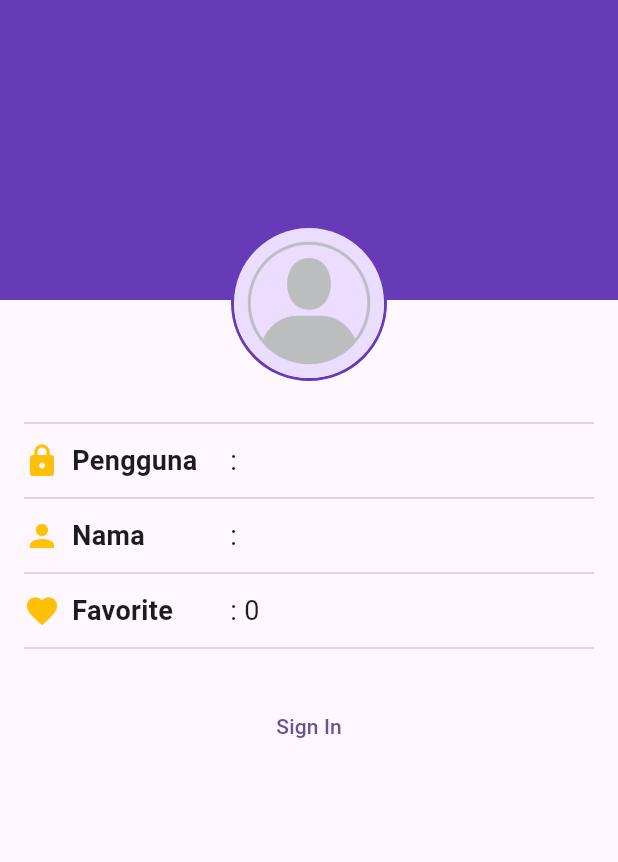
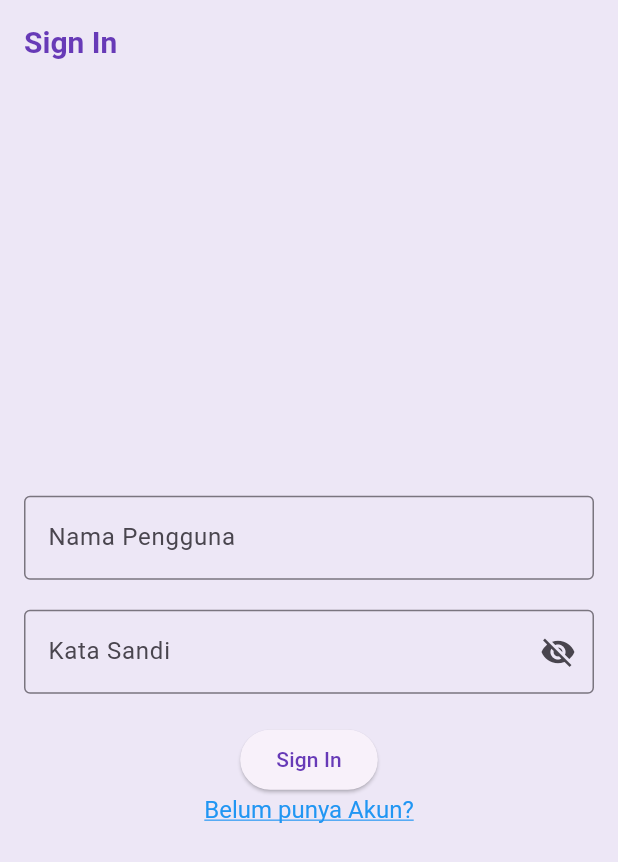
Before and after one commit to Stephen1303/prj_wisatacandi_si51w, a Flutter app: the screen it shows after launch, on a phone screen of 412 x 824 dp. Shown: the top 862 px of the screen. Run offline on Flutter 3.47's test engine with Material 3 defaults, Android fonts, the phone set to English and light mode, and no system bars.

Commit message:
Sign In Screen
Create SignIn Screen

```diff
--- a/lib/main.dart
+++ b/lib/main.dart
@@ -2,6 +2,7 @@
 import 'package:prj_wisatacandi_si51w/data/candi_data.dart';
 import 'package:prj_wisatacandi_si51w/screens/detail_screen.dart';
 import 'package:prj_wisatacandi_si51w/screens/profile_screen.dart';
+import 'package:prj_wisatacandi_si51w/screens/signin_screen.dart';
 
 void main() {
   runApp(const MyApp());
@@ -16,10 +17,18 @@
     return MaterialApp(
       title: 'Flutter Demo',
       theme: ThemeData(
-        colorScheme: ColorScheme.fromSeed(seedColor: Colors.deepPurple),
+        appBarTheme: const AppBarTheme(
+            iconTheme: IconThemeData(color: Colors.deepPurple),
+            titleTextStyle: TextStyle(
+                color: Colors.deepPurple,
+                fontSize: 20,
+                fontWeight: FontWeight.bold)),
+        colorScheme: ColorScheme.fromSeed(seedColor: Colors.deepPurple)
+            .copyWith(
+                primary: Colors.deepPurple, surface: Colors.deepPurple[50]),
         useMaterial3: true,
       ),
-      home: ProfileScreen(),
+      home: SigninScreen(),
     );
   }
 }
--- /dev/null
+++ b/lib/screens/signin_screen.dart
@@ -0,0 +1,89 @@
+import 'package:flutter/gestures.dart';
+import 'package:flutter/material.dart';
+
+class SigninScreen extends StatefulWidget {
+  const SigninScreen({super.key});
+
+  @override
+  State<SigninScreen> createState() => _SigninScreenState();
+}
+
+class _SigninScreenState extends State<SigninScreen> {
+  //TODO 1 : Variabel
+  final TextEditingController _usernameController = TextEditingController();
+  final TextEditingController _passwordController = TextEditingController();
+  String _errorText = "";
+  bool _isSignedIn = false;
+  bool _obscurePassword = true;
+
+  @override
+  Widget build(BuildContext context) {
+    return Scaffold(
+        //TODO 2 : APPBAR
+        appBar: AppBar(
+          title: Text('Sign In'),
+        ),
+        //TODO 3 : Body
+        body: Center(
+          child: SingleChildScrollView(
+            child: Padding(
+              padding: const EdgeInsets.all(16),
+              child: Form(
+                  child: Column(
+                //TODO 4 : Alignment
+                mainAxisAlignment: MainAxisAlignment.center,
+                crossAxisAlignment: CrossAxisAlignment.center,
+                children: [
+                  //TODO 5 : namapengguna
+                  TextFormField(
+                    controller: _usernameController,
+                    decoration: InputDecoration(
+                        labelText: "Nama Pengguna",
+                        border: OutlineInputBorder()),
+                  ),
+                  SizedBox(
+                    height: 20,
+                  ),
+                  //TODO 6 : password
+                  TextFormField(
+                    controller: _passwordController,
+                    decoration: InputDecoration(
+                        labelText: "Kata Sandi",
+                        errorText: _errorText.isNotEmpty ? _errorText : null,
+                        border: OutlineInputBorder(),
+                        suffixIcon: IconButton(
+                            onPressed: () {
+                              setState(() {
+                                _obscurePassword = !_obscurePassword;
+                              });
+                            },
+                            icon: Icon(_obscurePassword
+                                ? Icons.visibility_off
+                                : Icons.visibility))),
+                    obscureText: _obscurePassword,
+                  ),
+                  //TODO 7 : Button
+                  SizedBox(
+                    height: 20,
+                  ),
+                  ElevatedButton(onPressed: () {}, child: Text('Sign In')),
+                  //TODO 8 : TextButton Sign Up
+                  // TextButton(
+                  //     onPressed: () {},
+                  //     child: Text('Belum punya akun, Daftar disini.')),
+                  RichText(
+                    text: TextSpan(
+                        text: 'Belum punya Akun?',
+                        style: TextStyle(
+                            color: Colors.blue,
+                            decoration: TextDecoration.underline,
+                            fontSize: 16),
+                        recognizer: TapGestureRecognizer()..onTap = () {}),
+                  ),
+                ],
+              )),
+            ),
+          ),
+        ));
+  }
+}
```
